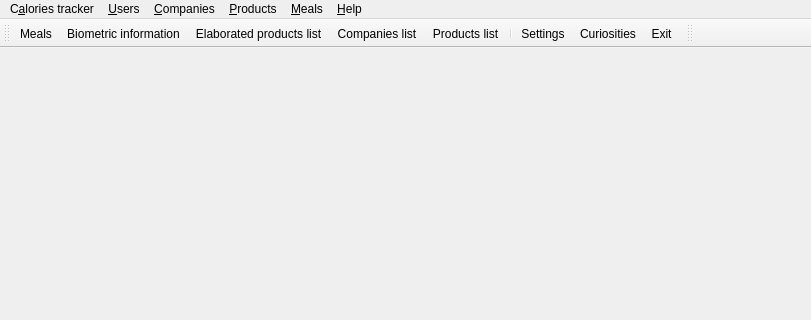
This is caloriestracker/ui/frmMain.ui in turulomio/caloriestracker as Qt 5 draws it before an edit; both pictures show x 0 to 811 and y 0 to 320 of the 811 by 625 pixel window. The edited form follows.
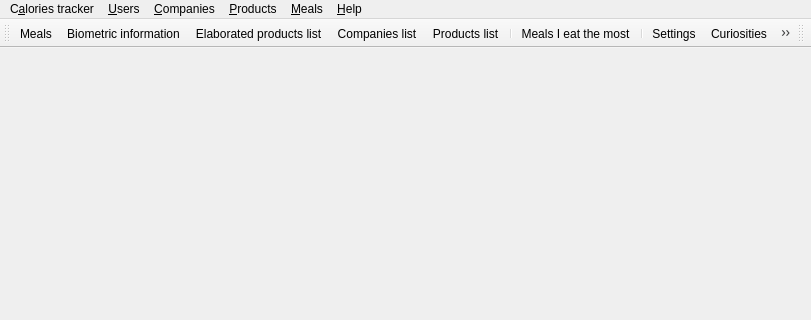
This is the edited form. Icons and pictures are not drawn.

Commit message: Added meals I eat the most. Fixes #69

What changed in the file:
```diff
--- a/caloriestracker/ui/frmMain.ui
+++ b/caloriestracker/ui/frmMain.ui
@@ -137,6 +137,8 @@
    <addaction name="actionCompanies"/>
    <addaction name="actionProducts"/>
    <addaction name="separator"/>
+   <addaction name="actionMealsMost"/>
+   <addaction name="separator"/>
    <addaction name="actionSettings"/>
    <addaction name="actionCuriosities"/>
    <addaction name="actionExit"/>
@@ -357,6 +359,18 @@
     <string>Report an issue</string>
    </property>
   </action>
+  <action name="actionMealsMost">
+   <property name="icon">
+    <iconset resource="../images/caloriestracker.qrc">
+     <normaloff>:/caloriestracker/crown.png</normaloff>:/caloriestracker/crown.png</iconset>
+   </property>
+   <property name="text">
+    <string>Meals I eat the most</string>
+   </property>
+   <property name="toolTip">
+    <string>Meals I eat the most</string>
+   </property>
+  </action>
  </widget>
  <resources>
   <include location="../images/caloriestracker.qrc"/>
```
Left out of the diff: 4 changed lines with no effect on the pictures. The commit also changes 7 other files.
